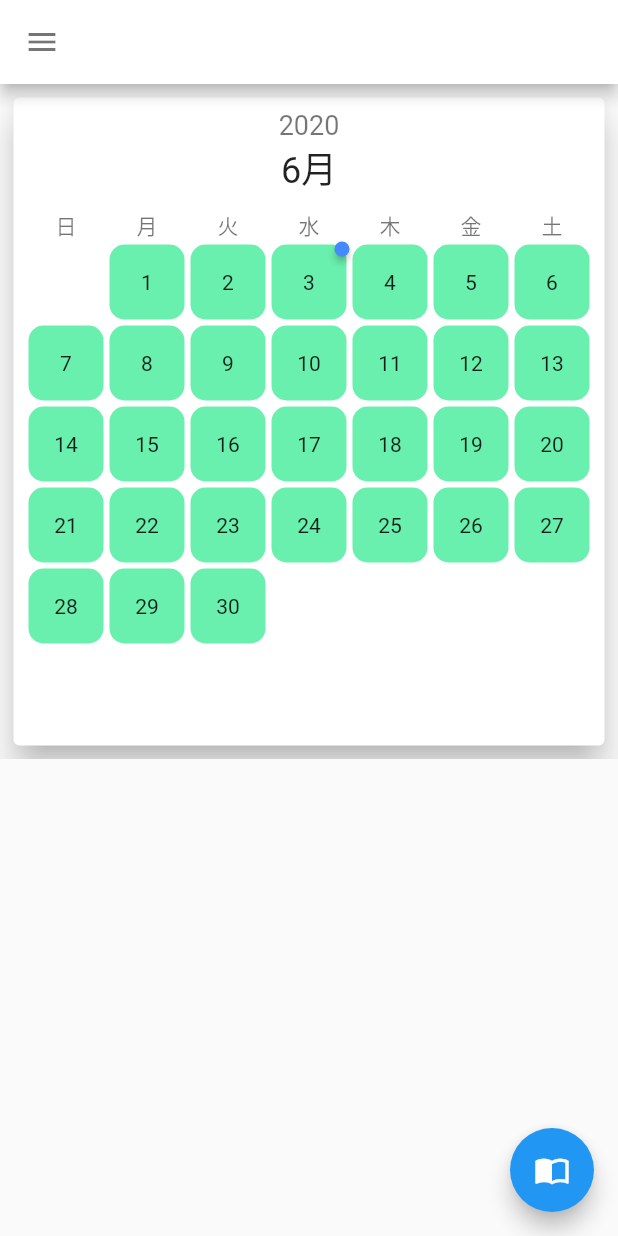
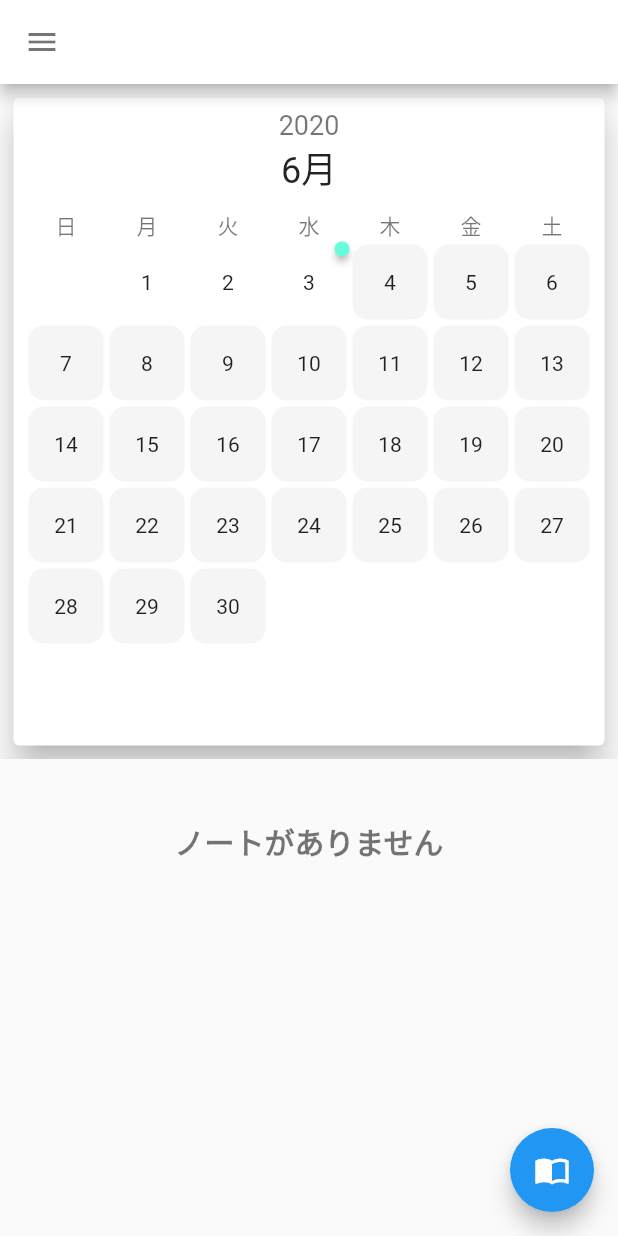
Before and after one commit to tomotomy/memoApp, a Flutter app: the screen it shows after launch, on a phone screen of 412 x 824 dp. Run offline on Flutter 3.47's test engine with Material 2 defaults, Android fonts, the phone set to English and light mode, and no system bars; drawn by our look-alikes of badges; our stand-ins replace sqflite; accounts and stored records are empty.

Commit message:
enable to change tile background

```diff
--- a/lib/calendar.dart
+++ b/lib/calendar.dart
@@ -18,6 +18,7 @@ class _CalendarState extends State<Calendar> {
   DateTime date;
   DateTime minDate;
   DateTime maxDate;
+  DateTime selectedDate;
   List<DateTime> dateList;
   PageController controller;
 
@@ -29,24 +30,60 @@ class _CalendarState extends State<Calendar> {
     return beginningNextMonth.subtract(new Duration(days: 1));
   }
 
+  Color backgroundColor(int point) {
+    if (point == null || point == 0) {
+      return null;
+    } else if (point >= 10) {
+      return Colors.lightBlue[900];
+    }
+    switch (point) {
+      case 1 :
+        return Colors.lightBlue[50];
+      case 2 :
+        return Colors.lightBlue[100];
+      case 3 :
+        return Colors.lightBlue[200];
+      case 4 :
+        return Colors.lightBlue[300];
+      case 5 :
+        return Colors.lightBlue[400];
+      case 6 :
+        return Colors.lightBlue;
+      case 7 :
+        return Colors.lightBlue[600];
+      case 8 :
+        return Colors.lightBlue[700];
+      case 9 :
+        return Colors.lightBlue[800];
+      default :
+        return null;
+    }
+  }
+
   @override
   void initState() {
     // TODO: implement initState
+    super.initState();
+    selectedDate = DateTime.now();
     minDate = DateTime(2019);
     maxDate = DateTime(DateTime.now().year + 1, DateTime.now().month, DateTime.now().day);
     controller = PageController(initialPage: 12);
-    super.initState();
   }
 
   void setStream(String date) {
     widget.bloc.getNotes(date);
   }
 
-  List<Widget> _buildDayTile(DateTime month) {
+  void setDate(DateTime date) {
+    setState(() {
+      selectedDate = date;
+    });
+  }
+
+  List<Widget> _buildDayTile(DateTime month, Map data) {
     List<Widget> items = [];
     final lastDay = lastDayOfMonth(month).day.toInt();
     final firstDay = DateTime(month.year, month.month, 1);
-    print(firstDay.weekday);
     for (int i = 0; i < firstDay.weekday; i++) {
       if(firstDay.weekday == 7) {
         break;
@@ -55,7 +92,7 @@ class _CalendarState extends State<Calendar> {
     }
     for (int i = 1; i <= lastDay; i++) {
       final day = DateTime(month.year, month.month, i);
-      items.add(calendarTile(day));
+      items.add(calendarTile(day, data));
     }
     return items;
   }
@@ -78,9 +115,10 @@ class _CalendarState extends State<Calendar> {
     );
   }
 
-  Widget calendarTile(DateTime date) {
+  Widget calendarTile(DateTime date, Map data) {
     final stringDate = dateToString(date);
-    bool isSame = (stringDate == dateToString(DateTime.now()));
+    bool isSame = (stringDate == dateToString(selectedDate));
+    bool isAfter = (date.isAfter(DateTime.now()));
     return Stack(
       alignment: Alignment.topRight,
       children: <Widget>[
@@ -88,37 +126,69 @@ class _CalendarState extends State<Calendar> {
           margin: EdgeInsets.all(2),
           decoration: BoxDecoration(
             borderRadius: BorderRadius.circular(10),
-            color: Colors.greenAccent
+            color: isAfter ? Colors.grey[100] : backgroundColor(data[stringDate])
+          ),
+          child: Theme(
+            data: ThemeData(
+              splashColor: Colors.transparent,
             ),
             child: InkWell(
               onTap: () {
+                if (!isAfter) {
                   final stringDate = dateToString(date);
+                  setDate(date);
                   setStream(stringDate);
+                }
               },
               child: Center(
                 child: Text(date.day.toString()),
               ),
             ),
           ),
+        ),
         Container(
           child: isSame
-          ? Badge(badgeColor: Colors.blueAccent,)
+          ? Badge(badgeColor: Colors.tealAccent,)
           : Container()
         )
       ],
     );
   }
 
-  Widget calendarBody(DateTime date) {
+  Widget calendarBody(DateTime date, Map data) {
     return GridView.count(
      physics: NeverScrollableScrollPhysics(),
      crossAxisCount: 7,
      shrinkWrap: true,
-     children: _buildDayTile(date)
+     children: _buildDayTile(date, data)
     );
   }
 
-  Widget calendarCard(int index) {
+  Widget calendarYear(DateTime date) {
+    return Center(
+      child: Text(
+        date.year.toString(),
+        style: TextStyle(
+          fontSize: 18,
+          color: Colors.black54
+        ),
+      ),
+    );
+  }
+
+  Widget calendarMonth(DateTime date) {
+    return Center(
+      child: Text(
+        "${date.month.toString()}月",
+        style: TextStyle(
+          fontSize: 24,
+          color: Colors.black87
+        ),
+      ),
+    );
+  }
+
+  Widget calendarCard(int index, Map data) {
     final date = DateTime(DateTime.now().year, DateTime.now().month - (11 - index));
     return Container(
       margin: EdgeInsets.all(5),
@@ -128,27 +198,11 @@ class _CalendarState extends State<Calendar> {
           padding: const EdgeInsets.all(8.0),
           child: Column(
             children: <Widget>[
-              Center(
-                child: Text(
-                  date.year.toString(),
-                  style: TextStyle(
-                    fontSize: 18,
-                    color: Colors.black54
-                  ),
-                ),
-              ),
-              Center(
-                child: Text(
-                  "${date.month.toString()}月",
-                  style: TextStyle(
-                    fontSize: 24,
-                    color: Colors.black87
-                  ),
-                ),
-              ),
+              calendarYear(date),
+              calendarMonth(date),
               SizedBox(height: 10,),
               weekLable(),
-              calendarBody(date),
+              calendarBody(date, data),
             ],
           ),
         ),
@@ -156,14 +210,14 @@ class _CalendarState extends State<Calendar> {
     );
   }
 
-  Widget carousel() {
+  Widget carousel(Map data) {
     return Container(
       height: 450,
       child: PageView.builder(
         controller: controller,
         itemCount: 12,
         itemBuilder: (context, index) {
-          return calendarCard(index);
+          return calendarCard(index, data);
         }
       ),
     );
@@ -171,6 +225,12 @@ class _CalendarState extends State<Calendar> {
 
   @override
   Widget build(BuildContext context) {
-    return carousel();
+    return StreamBuilder<Map<String, int>>(
+      stream: widget.bloc.calendarNoteStream,
+      builder: (context, snapshot) {
+        final data = snapshot.data;
+        return carousel(data);
+      },
+    );
   }
 }
--- a/lib/home.dart
+++ b/lib/home.dart
@@ -65,6 +65,22 @@ class Home extends StatelessWidget {
     );
   }
 
+  Widget noNote() {
+    return Container(
+      margin: EdgeInsets.only(top: 40),
+      child: Center(
+        child: Text(
+          "ノートがありません",
+          style: TextStyle(
+            color: Colors.black54,
+            fontSize: 20,
+            fontWeight: FontWeight.w700
+          ),
+        )
+      ),
+    );
+  }
+
   @override
   Widget build(BuildContext context) {
     final date = dateToString(DateTime.now());
@@ -80,12 +96,8 @@ class Home extends StatelessWidget {
             child: StreamBuilder<List<Note>>(
               stream: bloc.noteStream,
               builder: (context, snapshot) {
-                if (!snapshot.hasData) {
-                  return Container(
-                    child: Center(
-                      child: Text("ノートを作成しよう"),
-                    ),
-                  );
+                if (!snapshot.hasData || snapshot.data.length == 0) {
+                  return noNote();
                 } else {
                   return Column(
                     children: snapshot.data.map((data) {
--- a/lib/main.dart
+++ b/lib/main.dart
@@ -11,6 +11,7 @@ class MyApp extends StatelessWidget {
   @override
   Widget build(BuildContext context) {
     return MaterialApp(
+      debugShowCheckedModeBanner: false,
       title: 'Flutter Demo',
       theme: ThemeData(
         primarySwatch: Colors.blue,
--- a/lib/service/DBProvider.dart
+++ b/lib/service/DBProvider.dart
@@ -76,6 +76,16 @@ class DBProvider {
     return res;
   }
 
+  getAllNotes() async {
+    final db = await database;
+    var res = await db.query('note');
+    Map<String, int> calendarNotes = new Map.fromIterable(res,
+      key: (note) => note['date'],
+      value: (note) => note['point'],
+    );
+    return calendarNotes;
+  }
+
   getNotes(String date) async {
     final db = await database;
     var res = await db.query('note', where: 'date = ?', whereArgs: [date]);
--- a/lib/service/memoBloc.dart
+++ b/lib/service/memoBloc.dart
@@ -7,7 +7,6 @@ class MemoBloc {
   final String memoId;
   final _memoController = StreamController<List<Memo>>.broadcast();
   Stream<List<Memo>> get memoStream => _memoController.stream;
-
 
   getMemos({String type, String noteId}) async {
     _memoController.sink.add(await DBProvider.db.getMemos(type, noteId));
--- a/lib/service/noteBloc.dart
+++ b/lib/service/noteBloc.dart
@@ -2,17 +2,20 @@ import 'dart:async';
 
 import 'package:memo/models/note.dart';
 import 'package:memo/service/DBProvider.dart';
-import 'package:rxdart/subjects.dart';
 
 class NoteBloc {
   final String date;
   final _noteController = StreamController<List<Note>>.broadcast();
   final _noteBookmarkedController = StreamController<List<Note>>.broadcast();
+  final _calendarNoteController = StreamController<Map<String, int>>.broadcast();
   Stream<List<Note>> get noteStream => _noteController.stream;
   Stream<List<Note>> get bookmarkedNoteStream => _noteBookmarkedController.stream;
+  Stream<Map<String, int>> get calendarNoteStream => _calendarNoteController.stream;
+
 
   getNotes(String date) async {
     _noteController.sink.add(await DBProvider.db.getNotes(date));
+    _calendarNoteController.add(await DBProvider.db.getAllNotes());
   }
 
   getBookmarkedNotes() async {
```
Lines whose indentation alone changed are shown as unchanged.
